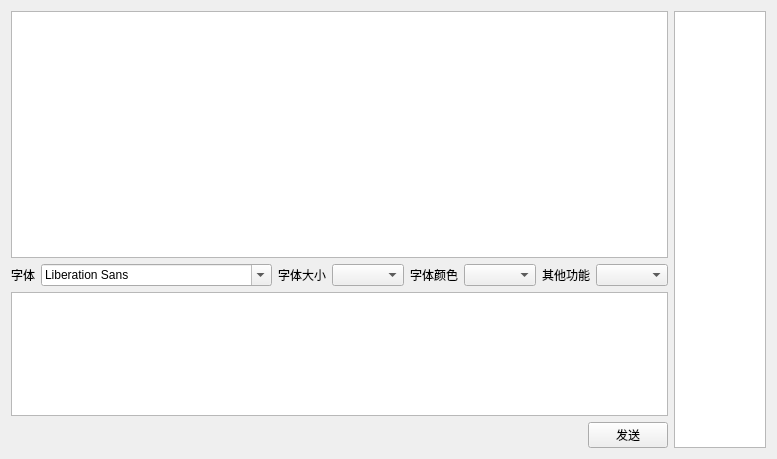
This is mainwindow.ui in tianlang724/QtChat as Qt 5 draws it before an edit. The edited form follows.
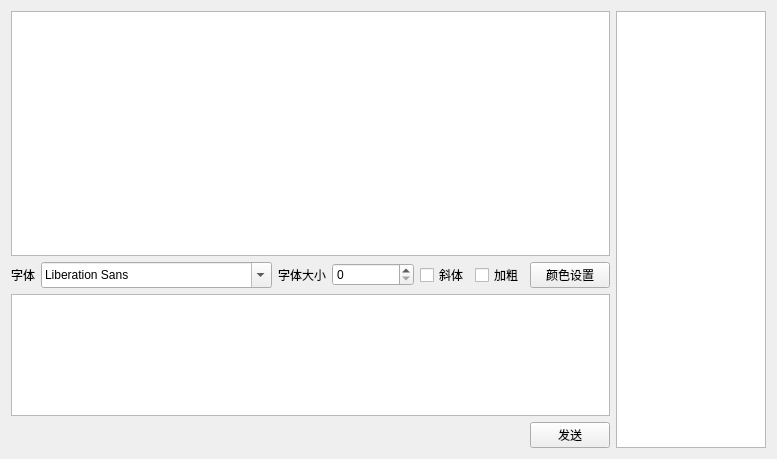
This is the edited form.

Commit message: 完成字体样式、大小、颜色修改

```diff
--- a/mainwindow.ui
+++ b/mainwindow.ui
@@ -47,7 +47,7 @@
         </widget>
        </item>
        <item>
-        <layout class="QHBoxLayout" name="horizontalLayout_2" stretch="1,10,1,5,1,5,1,5">
+        <layout class="QHBoxLayout" name="horizontalLayout_2" stretch="1,10,1,5,0,0,0">
          <item>
           <widget class="QLabel" name="label">
            <property name="sizePolicy">
@@ -85,72 +85,33 @@
           </widget>
          </item>
          <item>
-          <widget class="QComboBox" name="Comb_FontSize">
-           <property name="sizePolicy">
-            <sizepolicy hsizetype="Expanding" vsizetype="Expanding">
-             <horstretch>0</horstretch>
-             <verstretch>0</verstretch>
-            </sizepolicy>
-           </property>
-          </widget>
+          <widget class="QSpinBox" name="SBox_FontSize"/>
          </item>
          <item>
-          <widget class="QLabel" name="label_2">
-           <property name="sizePolicy">
-            <sizepolicy hsizetype="Expanding" vsizetype="Expanding">
-             <horstretch>0</horstretch>
-             <verstretch>0</verstretch>
-            </sizepolicy>
-           </property>
+          <widget class="QCheckBox" name="CB_Italic">
            <property name="text">
-            <string>字体颜色</string>
+            <string>斜体</string>
            </property>
           </widget>
          </item>
          <item>
-          <widget class="QComboBox" name="Comb_Colors">
-           <property name="sizePolicy">
-            <sizepolicy hsizetype="Expanding" vsizetype="Expanding">
-             <horstretch>0</horstretch>
-             <verstretch>0</verstretch>
-            </sizepolicy>
-           </property>
-          </widget>
-         </item>
-         <item>
-          <widget class="QLabel" name="label_4">
-           <property name="sizePolicy">
-            <sizepolicy hsizetype="Expanding" vsizetype="Expanding">
-             <horstretch>0</horstretch>
-             <verstretch>0</verstretch>
-            </sizepolicy>
-           </property>
+          <widget class="QCheckBox" name="CB_Bold">
            <property name="text">
-            <string>其他功能</string>
+            <string>加粗</string>
            </property>
           </widget>
          </item>
          <item>
-          <widget class="QComboBox" name="Comb_Others">
-           <property name="sizePolicy">
-            <sizepolicy hsizetype="Expanding" vsizetype="Expanding">
-             <horstretch>0</horstretch>
-             <verstretch>0</verstretch>
-            </sizepolicy>
+          <widget class="QPushButton" name="Buttom_Color">
+           <property name="text">
+            <string>颜色设置</string>
            </property>
           </widget>
          </item>
         </layout>
        </item>
        <item>
-        <widget class="QTextEdit" name="TextEdit_SendMsg">
-         <property name="sizePolicy">
-          <sizepolicy hsizetype="Expanding" vsizetype="Expanding">
-           <horstretch>1</horstretch>
-           <verstretch>1</verstretch>
-          </sizepolicy>
-         </property>
-        </widget>
+        <widget class="QPlainTextEdit" name="TextEdit_SendMsg"/>
        </item>
        <item>
         <layout class="QHBoxLayout" name="horizontalLayout_4" stretch="2,0">
```
Left out of the diff: 61 changed lines with no effect on the pictures. The commit also changes 3 other files.
